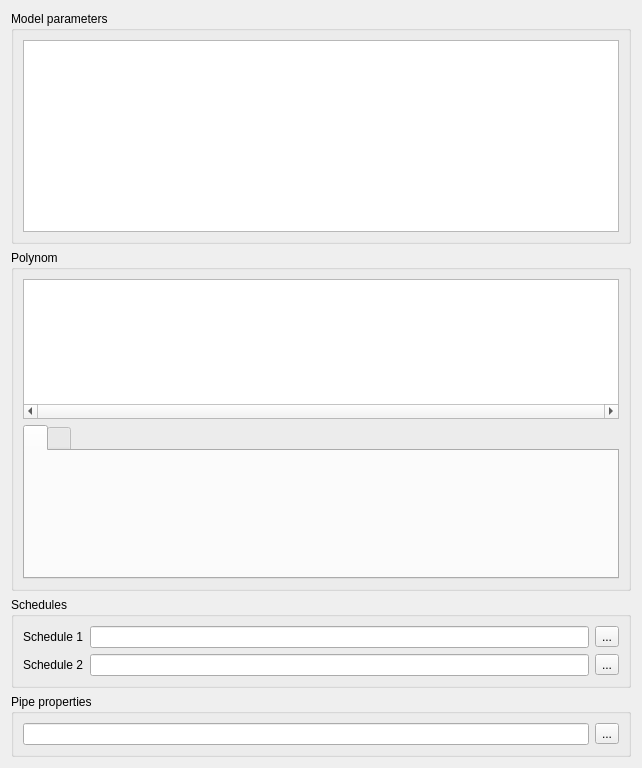
This is SIM-VICUS/src/SVNetworkComponentEditWidget.ui in Brockaaa/SIM-VICUS as Qt 5 draws it before an edit. The edited form follows.
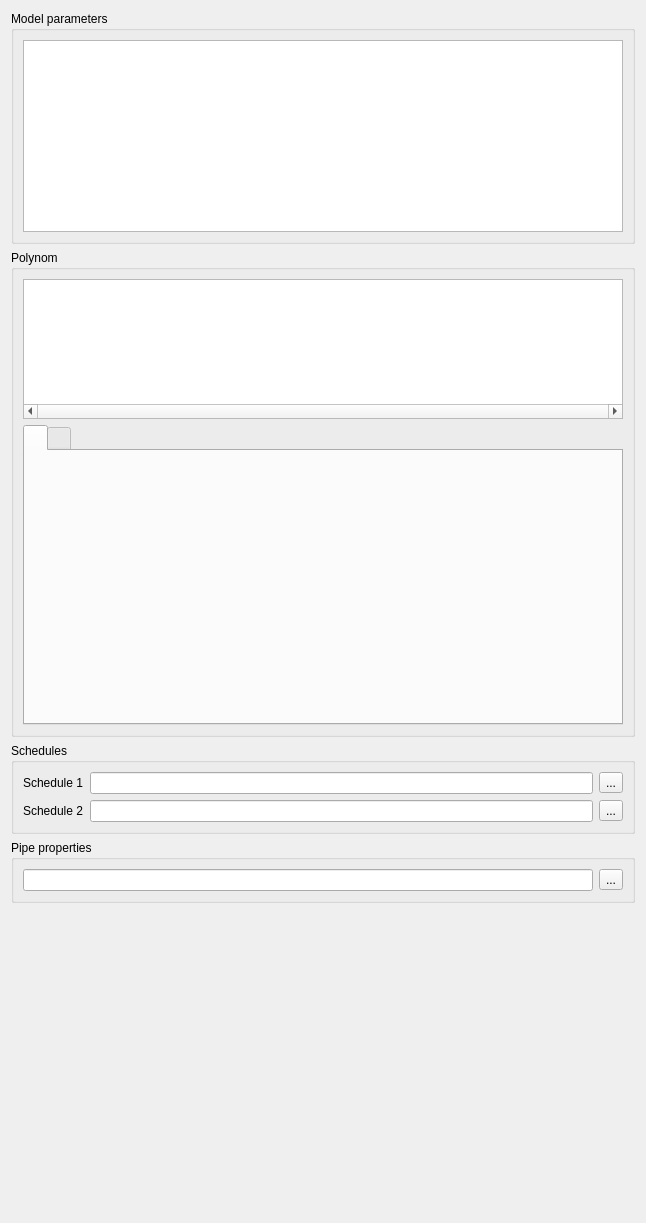
This is the edited form. Custom widgets are drawn as their Qt base class.

```diff
--- a/SIM-VICUS/src/SVNetworkComponentEditWidget.ui
+++ b/SIM-VICUS/src/SVNetworkComponentEditWidget.ui
@@ -6,8 +6,8 @@
    <rect>
     <x>0</x>
     <y>0</y>
-    <width>642</width>
-    <height>768</height>
+    <width>646</width>
+    <height>1223</height>
    </rect>
   </property>
   <property name="windowTitle">
@@ -93,6 +93,18 @@
       </item>
       <item>
        <widget class="QTabWidget" name="tabWidgetPlots">
+        <property name="sizePolicy">
+         <sizepolicy hsizetype="Expanding" vsizetype="MinimumExpanding">
+          <horstretch>0</horstretch>
+          <verstretch>0</verstretch>
+         </sizepolicy>
+        </property>
+        <property name="minimumSize">
+         <size>
+          <width>0</width>
+          <height>300</height>
+         </size>
+        </property>
         <property name="tabPosition">
          <enum>QTabWidget::North</enum>
         </property>
@@ -218,6 +230,19 @@
      </layout>
     </widget>
    </item>
+   <item>
+    <spacer name="verticalSpacer">
+     <property name="orientation">
+      <enum>Qt::Vertical</enum>
+     </property>
+     <property name="sizeHint" stdset="0">
+      <size>
+       <width>20</width>
+       <height>40</height>
+      </size>
+     </property>
+    </spacer>
+   </item>
   </layout>
  </widget>
  <customwidgets>
```
